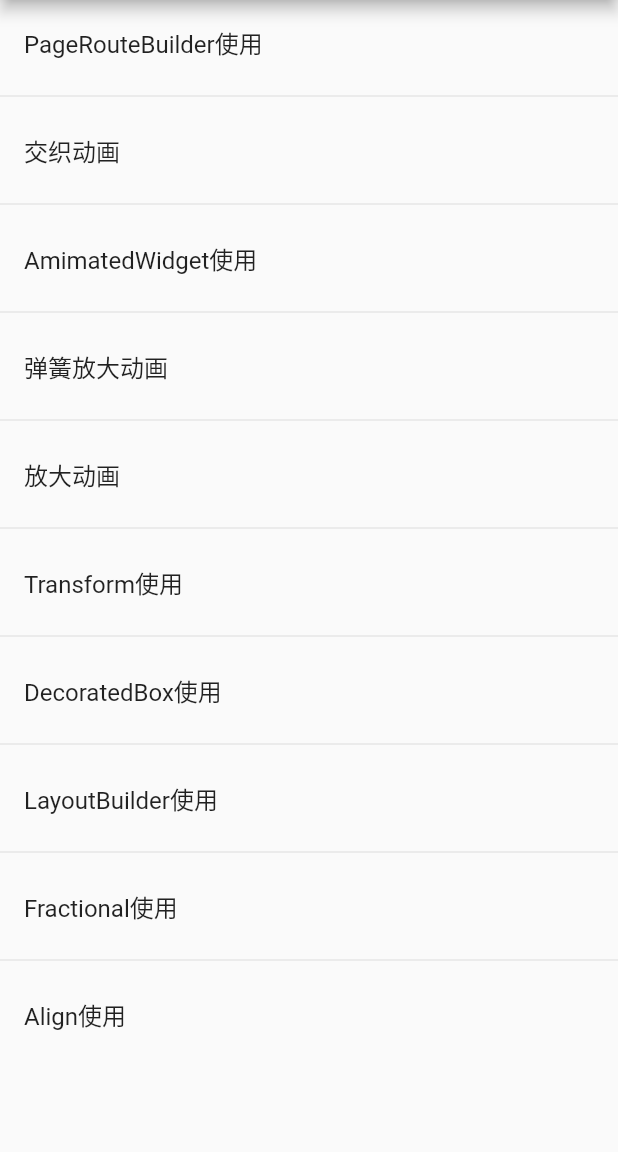
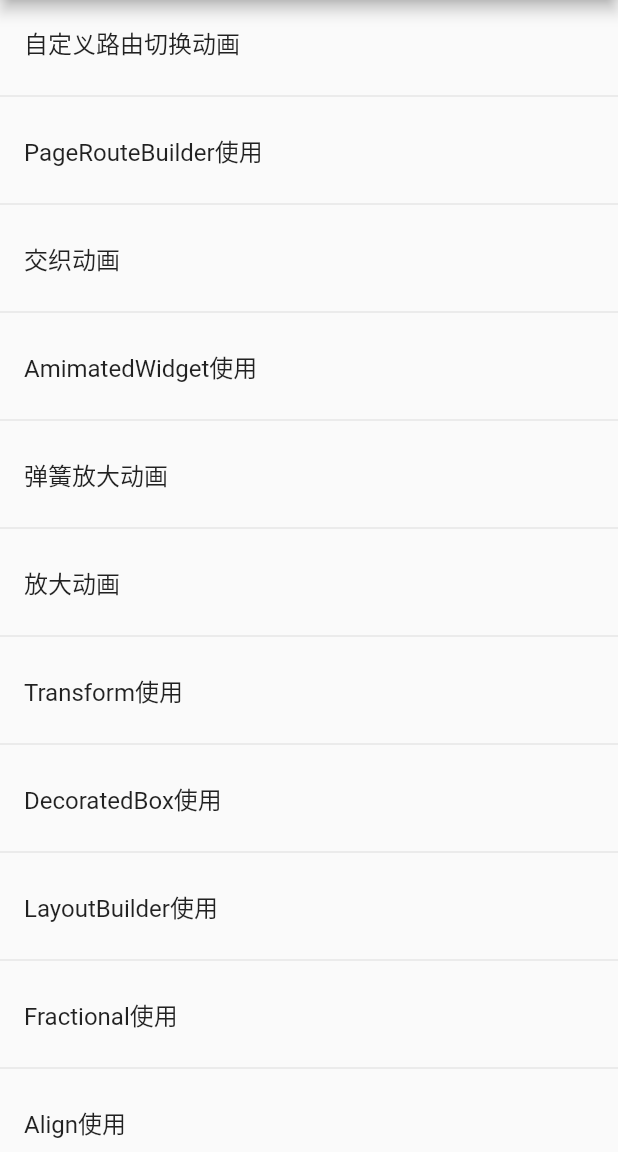
Before and after one commit to Akatsukishen/flutter_in_action_v2, a Flutter app: the screen it shows after launch, on a phone screen of 412 x 824 dp, the part 84-1236 px from its top. Run offline on Flutter 3.47's test engine with Material 2 defaults, Android fonts, the phone set to English and light mode, and no system bars.

Commit message:
feat:自定义路由动画

```diff
--- /dev/null
+++ b/lib/ch09/fade_route_page.dart
@@ -0,0 +1,87 @@
+import 'package:flutter/material.dart';
+import 'package:flutter_in_action_v2/base/base_page.dart';
+
+/// 自定义的页面切换动画，需要继承实现PageRoute
+class FadeRoutePage extends BasePage {
+  const FadeRoutePage({super.key, super.title = '自定义PageRoute'});
+
+  @override
+  Widget buildBody(BuildContext context) {
+    return Center(
+      child: ElevatedButton(
+        onPressed: () {
+          Navigator.push(context, FadeRoute(builder: (context) {
+            return Scaffold(
+              appBar: AppBar(
+                title: const Text('新页面'),
+              ),
+              body: Center(
+                child: ElevatedButton(
+                    onPressed: () {
+                      Navigator.of(context).pop();
+                    },
+                    child: const Text('返回')),
+              ),
+            );
+          }));
+        },
+        child: const Text('跳转'),
+      ),
+    );
+  }
+}
+
+class FadeRoute extends PageRoute {
+  FadeRoute({
+    required this.builder,
+    this.transitionDuration = const Duration(milliseconds: 300),
+    this.opaque = true,
+    this.barrierDismissible = false,
+    this.barrierColor,
+    this.barrierLabel,
+    this.maintainState = true,
+  });
+
+  final WidgetBuilder builder;
+
+  @override
+  final Duration transitionDuration;
+
+  @override
+  final bool opaque;
+
+  @override
+  final bool barrierDismissible;
+
+  @override
+  final Color? barrierColor;
+
+  @override
+  final String? barrierLabel;
+
+  @override
+  Widget buildPage(BuildContext context, Animation<double> animation,
+      Animation<double> secondaryAnimation) {
+    return builder(context);
+  }
+
+  @override
+  Widget buildTransitions(BuildContext context, Animation<double> animation,
+      Animation<double> secondaryAnimation, Widget child) {
+    if (isActive) {
+      //页面打开时执行动画
+      return FadeTransition(
+        opacity: animation,
+        child: builder(context),
+      );
+    } else {
+      //页面返回时不执行动画
+      return const Padding(
+        padding: EdgeInsets.zero,
+      );
+    }
+  }
+
+  @override
+  final bool maintainState;
+}
--- a/lib/main.dart
+++ b/lib/main.dart
@@ -5,6 +5,7 @@ import 'package:flutter_in_action_v2/ch05/decorated_box_page.dart';
 import 'package:flutter_in_action_v2/ch05/transform_page.dart';
 import 'package:flutter_in_action_v2/ch09/animated_widget_page.dart';
 import 'package:flutter_in_action_v2/ch09/bouncein_anamition_page.dart';
+import 'package:flutter_in_action_v2/ch09/fade_route_page.dart';
 import 'package:flutter_in_action_v2/ch09/pageroute_builder_page.dart';
 import 'package:flutter_in_action_v2/ch09/scale_animation_page.dart';
 import 'package:flutter_in_action_v2/ch09/stagger_animation_page.dart';
@@ -34,6 +35,7 @@ class HomeEntryPage extends StatelessWidget {
   HomeEntryPage({super.key});
 
   final _entries = <String, WidgetBuilder>{
+    '自定义路由切换动画': (context) => const FadeRoutePage(),
     'PageRouteBuilder使用': (context) => const PageRouteBuilderPage(),
     '交织动画':  (context) => const StaggerAnimationPage(),
     'AmimatedWidget使用': (context) => const AnimatedWidgetPage(),
```
